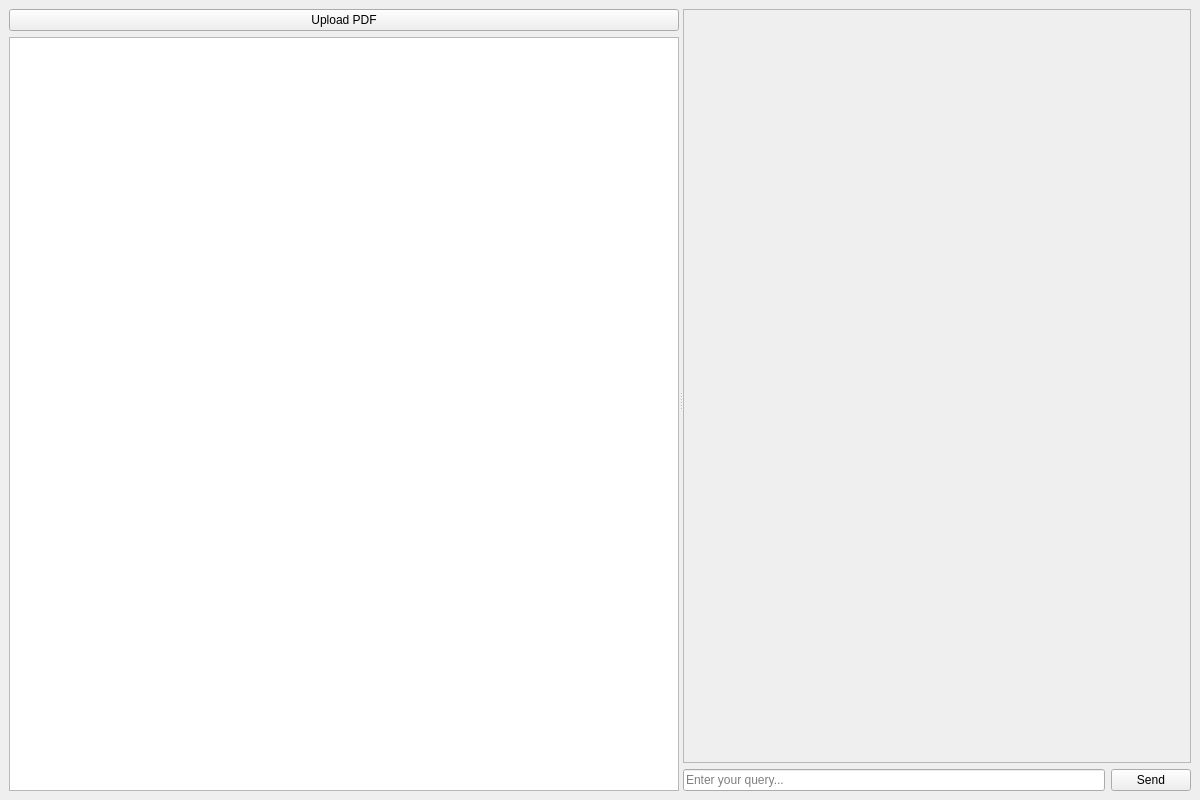
This is resources/interface.ui in wingatesv/gen_ai as Qt 5 draws it before an edit. The edited form follows.
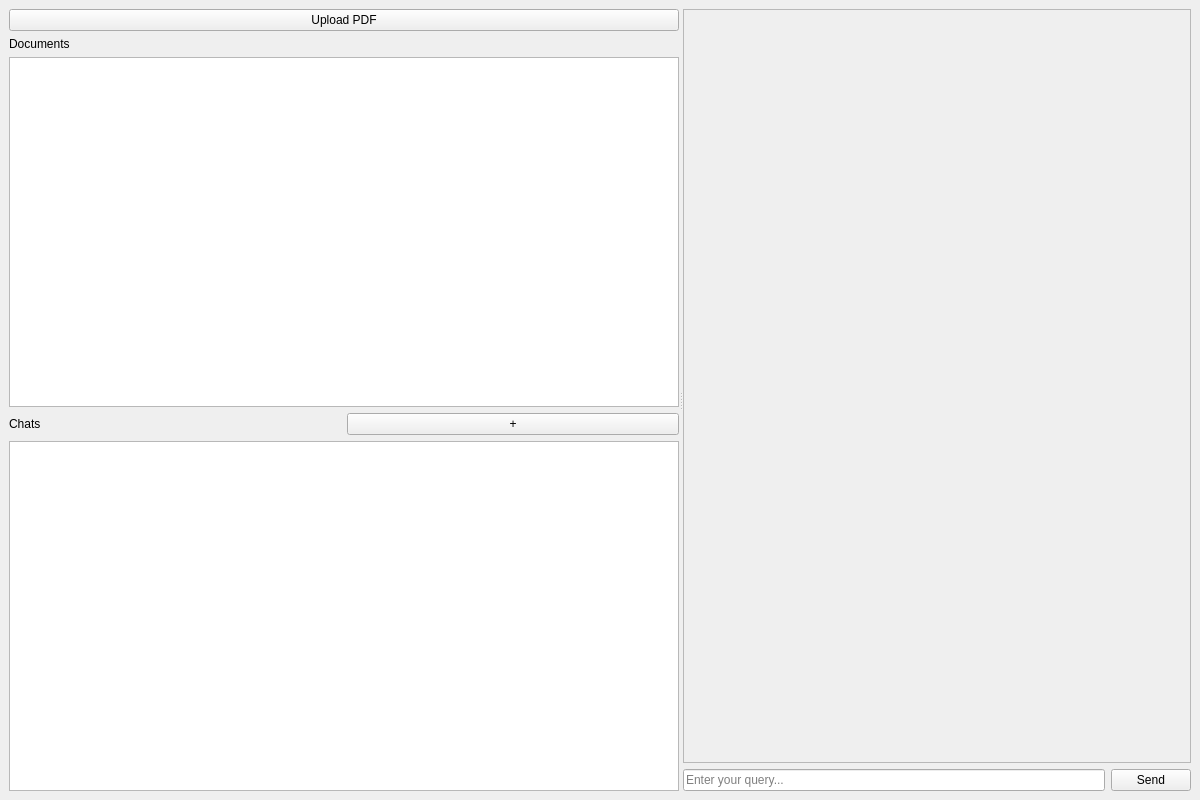
This is the edited form.

Commit message: Update embedding model in config.yaml; add chat history JSON; enhance UI layout; implement logging in llm_query.py

Diff of the .ui file:
```diff
--- a/resources/interface.ui
+++ b/resources/interface.ui
@@ -30,9 +30,37 @@
           </property>
          </widget>
         </item>
+        <item>
+         <widget class="QLabel" name="documentsLabel">
+          <property name="text">
+           <string>Documents</string>
+          </property>
+         </widget>
+        </item>
         <item>
          <widget class="QListWidget" name="documentList"/>
         </item>
+        <item>
+         <layout class="QHBoxLayout" name="chatsHeaderLayout">
+           <item>
+             <widget class="QLabel" name="chatsLabel">
+               <property name="text">
+                 <string>Chats</string>
+               </property>
+             </widget>
+           </item>
+           <item>
+             <widget class="QPushButton" name="newChatButton">
+               <property name="text">
+                 <string>+</string>
+               </property>
+             </widget>
+           </item>
+         </layout>
+        </item>
+        <item>
+         <widget class="QListWidget" name="chatHistoryList"/>
+        </item>
        </layout>
       </widget>
       <!-- Right Panel -->
```
The commit also changes 20 other files.
